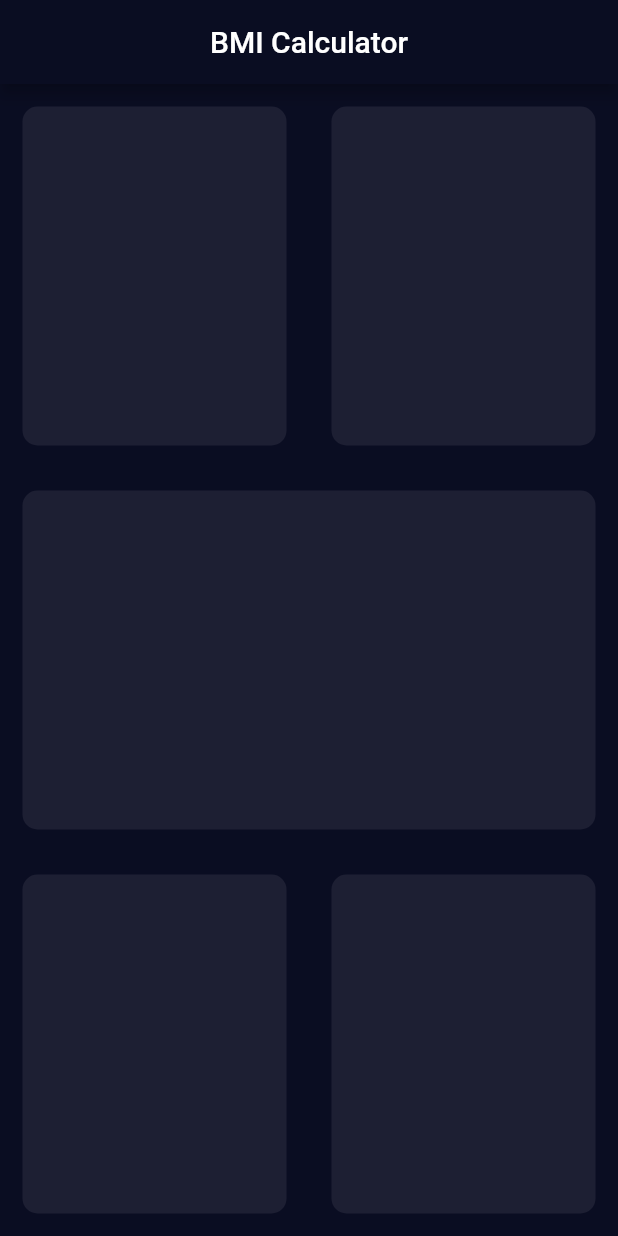
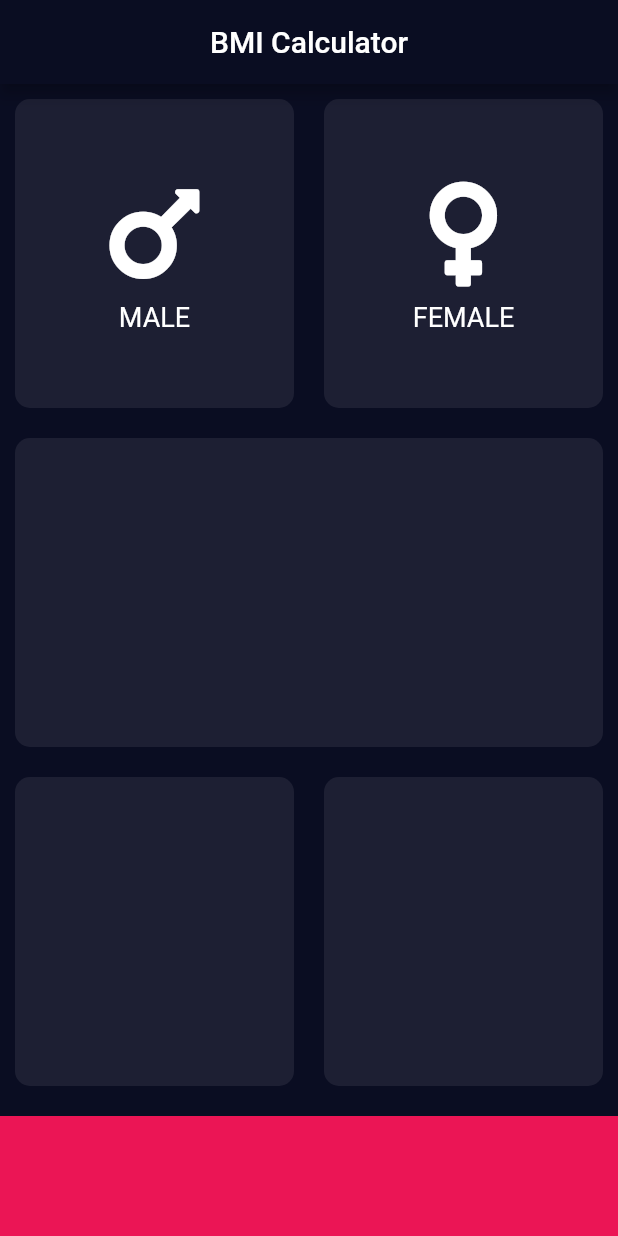
Before and after one commit to fadihere/BMI-Calculator, a Flutter app: the screen it shows after launch, on a phone screen of 412 x 824 dp. Run offline on Flutter 3.47's test engine with Material 2 defaults, Android fonts, the phone set to English and light mode, and no system bars; our stand-ins replace font_awesome_flutter.

Commit message:
update layout

```diff
--- /dev/null
+++ b/lib/icon_content.dart
@@ -0,0 +1,32 @@
+import 'package:flutter/material.dart';
+
+//Icon color
+const iconColor = Color(0xFFFFFFFF);
+
+//Class of Icons inside of card
+class IconContent extends StatelessWidget {
+  IconContent({@required this.icon, this.label});
+  final IconData icon;
+  final String label;
+
+  @override
+  Widget build(BuildContext context) {
+    return Column(
+      mainAxisAlignment: MainAxisAlignment.center,
+      children: <Widget>[
+        Icon(
+          icon,
+          size: 80,
+          color: iconColor,
+        ),
+        SizedBox(
+          height: 5.0,
+        ),
+        Text(
+          label,
+          style: TextStyle(color: Color(0xFFFFFFFF), fontSize: 18.0),
+        ),
+      ],
+    );
+  }
+}
--- a/lib/input_page.dart
+++ b/lib/input_page.dart
@@ -1,8 +1,38 @@
 import 'package:flutter/material.dart';
+import 'package:font_awesome_flutter/font_awesome_flutter.dart';
+import 'reuseable_card.dart';
+import 'icon_content.dart';
+
+const bottomButtonHeight = 80.0;
+const bottomContainerColor = Color(0xFFEB1555);
+const activeCardColor = Color(0xFFEB1555);
+const inActiveCardColor = Color(0xFF1D1F33);
 
 class InputPage extends StatefulWidget {
   @override
   _InputPageState createState() => _InputPageState();
+}
+
+Color maleCardColor = inActiveCardColor;
+Color femaleCardColor = inActiveCardColor;
+void updateColor(int gender) {
+  //if return 1 it is MALE, if 2 it is FEMALE
+  if (gender == 1) {
+    if (maleCardColor == inActiveCardColor) {
+      maleCardColor = activeCardColor;
+      femaleCardColor = inActiveCardColor;
+    } else {
+      maleCardColor = inActiveCardColor;
+    }
+  }
+  if (gender == 2) {
+    if (femaleCardColor == inActiveCardColor) {
+      femaleCardColor = activeCardColor;
+      maleCardColor = inActiveCardColor;
+    } else {
+      femaleCardColor = inActiveCardColor;
+    }
+  }
 }
 
 class _InputPageState extends State<InputPage> {
@@ -20,47 +50,60 @@ class _InputPageState extends State<InputPage> {
             child: Row(
               children: <Widget>[
                 Expanded(
-                  child: ReuseableCard(colour: Color(0xFF1D1F33)),
+                  child: ReuseableCard(
+                    ontap: () {
+                      setState(() {
+                        updateColor(1);
+                      });
+                    },
+                    cardChild: IconContent(
+                      icon: FontAwesomeIcons.mars,
+                      label: 'MALE',
+                    ),
+                    colour: maleCardColor,
+                  ),
                 ),
                 Expanded(
-                  child: ReuseableCard(colour: Color(0xFF1D1F33)),
+                  child: ReuseableCard(
+                    ontap: () {
+                      setState(() {
+                        updateColor(2);
+                      });
+                    },
+                    cardChild: IconContent(
+                      icon: FontAwesomeIcons.venus,
+                      label: 'FEMALE',
+                    ),
+                    colour: femaleCardColor,
+                  ),
                 )
               ],
             ),
           ),
           Expanded(
-            child: ReuseableCard(colour: Color(0xFF1D1F33)),
+            child: ReuseableCard(colour: inActiveCardColor),
           ),
           Expanded(
             child: Row(
               children: <Widget>[
                 Expanded(
-                  child: ReuseableCard(colour: Color(0xFF1D1F33)),
+                  child: ReuseableCard(colour: inActiveCardColor),
                 ),
                 Expanded(
-                  child: ReuseableCard(colour: Color(0xFF1D1F33)),
+                  child: ReuseableCard(colour: inActiveCardColor),
                 ),
               ],
             ),
-          )
+          ),
+          Container(
+            child: Column(children: <Widget>[]),
+            margin: EdgeInsets.only(top: 10),
+            color: bottomContainerColor,
+            height: bottomButtonHeight,
+            width: double.infinity,
+          ),
         ],
       ),
     );
   }
 }
-
-class ReuseableCard extends StatelessWidget {
-  ReuseableCard({@required this.colour});
-  final Color colour;
-
-  @override
-  Widget build(BuildContext context) {
-    return Container(
-      margin: EdgeInsets.all(15),
-      decoration: BoxDecoration(
-        borderRadius: BorderRadius.circular(10),
-        color: colour,
-      ),
-    );
-  }
-}
--- a/lib/main.dart
+++ b/lib/main.dart
@@ -1,5 +1,5 @@
-// ignore_for_file: use_key_in_widget_constructors, prefer_const_constructors
-
+// ignore_for_file: use_key_in_widget_constructors, prefer_const_constructors, unused_import
+import 'package:font_awesome_flutter/font_awesome_flutter.dart';
 import 'package:flutter/material.dart';
 import 'input_page.dart';
 
@@ -18,4 +18,3 @@ class BMICalculator extends StatelessWidget {
     );
   }
 }
-//TODO : Hello
--- /dev/null
+++ b/lib/reuseable_card.dart
@@ -0,0 +1,23 @@
+import 'package:flutter/material.dart';
+
+//Cards
+class ReuseableCard extends StatelessWidget {
+  ReuseableCard({@required this.colour, this.cardChild, this.ontap});
+  final Color colour;
+  final Widget cardChild;
+  final Function ontap;
+  @override
+  Widget build(BuildContext context) {
+    return GestureDetector(
+      onTap: ontap,
+      child: Container(
+        child: cardChild,
+        margin: EdgeInsets.all(10),
+        decoration: BoxDecoration(
+          borderRadius: BorderRadius.circular(10),
+          color: colour,
+        ),
+      ),
+    );
+  }
+}
--- a/pubspec.yaml
+++ b/pubspec.yaml
@@ -7,12 +7,16 @@ environment:
   sdk: ">=2.1.0 <3.0.0"
 
 dependencies:
+
   flutter:
     sdk: flutter
 
   cupertino_icons: ^0.1.2
 
 dev_dependencies:
+
+  font_awesome_flutter: ^9.2.0
+
   flutter_test:
     sdk: flutter
 
```
Also changed, not shown: pubspec.lock.
